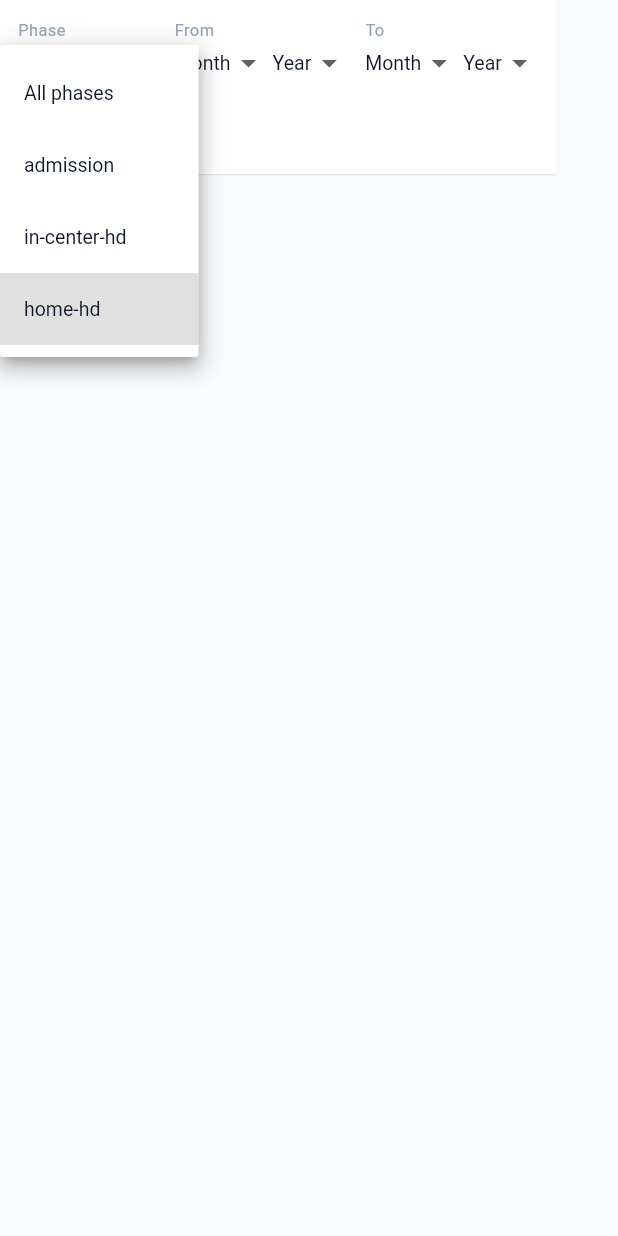
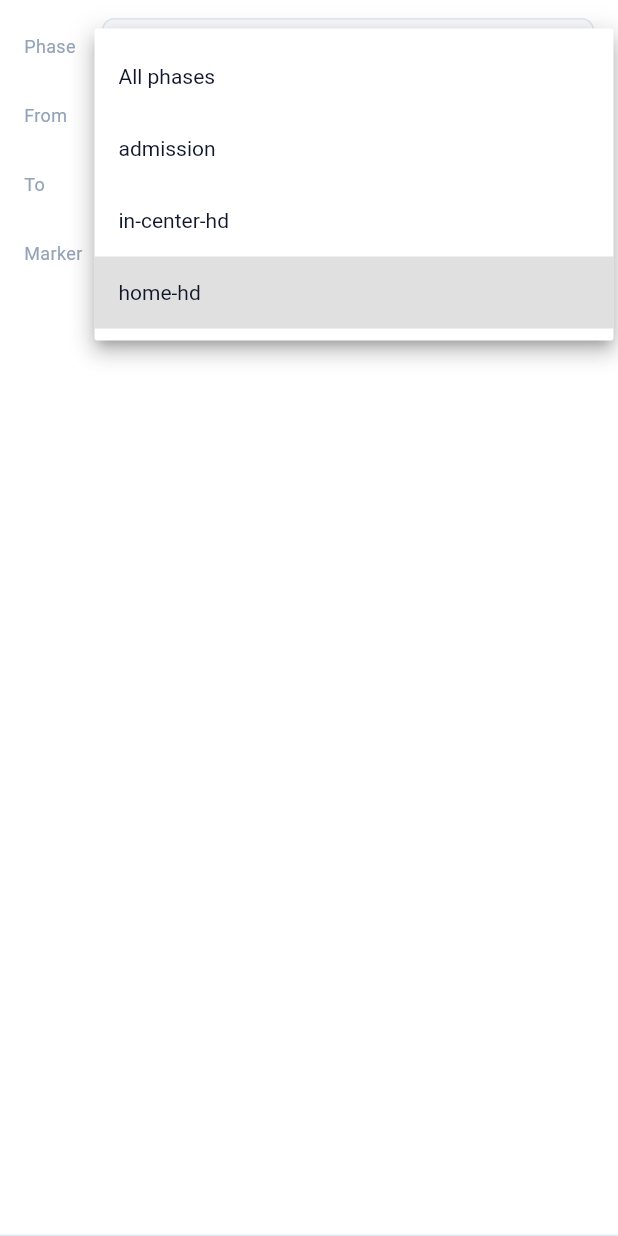
Before and after one commit to ntg2208/home-hemodialysis-tracker, a Flutter app: the FilterBar widget shown alone on an empty page, opened directly with empty values, after a tap on "home-hd", on a phone screen of 412 x 824 dp. Run offline on Flutter 3.47's test engine with Material 3 defaults, Android fonts, the phone set to English and light mode, and no system bars; our stand-ins replace cloud_firestore, dio, firebase_auth, firebase_core, fl_chart, flutter_local_notifications and 7 more; accounts and stored records are empty; network calls fail.

Commit message:
Flutter: align Blood Tests filter bar + default From/To to data range
- FilterBar redesigned to aligned label-rows (Phase / From / To / Marker each on
  its own row, labels in a fixed left column, boxed dropdowns at consistent
  height) — fixes the cramped/misaligned Wrap layout.
- Blood Tests now defaults the From/To range to the actual span of the loaded
  rows (the 6-month default window) instead of blank Month/Year, set once on
  first load.

34/34 tests pass, analyze clean, web build OK.

Co-Authored-By: Claude Opus 4.8 <noreply@anthropic.com>

```diff
--- a/flutter/lib/features/blood_tests/blood_tests_screen.dart
+++ b/flutter/lib/features/blood_tests/blood_tests_screen.dart
@@ -53,7 +53,7 @@ class _BloodTestsScreenState extends ConsumerState<BloodTestsScreen> {
         _lastSynced = cache.lastSynced;
         _status = _Status.ready;
         _refreshing = true;
-        _initFilterMarker();
+        _initFilterDefaults();
       });
       _revalidate(defaultFrom);
       return;
@@ -69,7 +69,7 @@ class _BloodTestsScreenState extends ConsumerState<BloodTestsScreen> {
         _coveredFrom = defaultFrom;
         _lastSynced = now;
         _status = _Status.ready;
-        _initFilterMarker();
+        _initFilterDefaults();
       });
     } catch (e) {
       if (mounted) {
@@ -81,10 +81,16 @@ class _BloodTestsScreenState extends ConsumerState<BloodTestsScreen> {
     }
   }
 
-  void _initFilterMarker() {
+  /// On first data load, default the marker to the first one and the From/To
+  /// range to the actual span of the loaded rows (the default 6-month window).
+  void _initFilterDefaults() {
     if (_filter.marker.isEmpty) {
       final markers = _markers();
       if (markers.isNotEmpty) _filter = _filter.copyWith(marker: markers.first);
+    }
+    if (_filter.from.isEmpty && _filter.to.isEmpty && _rows.isNotEmpty) {
+      final months = _rows.map((r) => r.datetime.substring(0, 7)).toList()..sort();
+      _filter = _filter.copyWith(from: months.first, to: months.last);
     }
   }
 
@@ -107,7 +113,7 @@ class _BloodTestsScreenState extends ConsumerState<BloodTestsScreen> {
         _coveredFrom = coveredFrom;
         _lastSynced = now;
         _refreshing = false;
-        _initFilterMarker();
+        _initFilterDefaults();
       });
     } catch (e) {
       if (mounted) {
--- a/flutter/lib/features/blood_tests/widgets/filter_bar.dart
+++ b/flutter/lib/features/blood_tests/widgets/filter_bar.dart
@@ -46,7 +46,7 @@ class FilterBar extends StatelessWidget {
   final ValueChanged<FilterState> onChange;
 
   String _bound(String year, String month) =>
-      year.isEmpty ? '' : (month.isEmpty ? '' : '$year-$month');
+      year.isEmpty || month.isEmpty ? '' : '$year-$month';
 
   @override
   Widget build(BuildContext context) {
@@ -57,17 +57,14 @@ class FilterBar extends StatelessWidget {
     final toMonth = filter.to.length >= 7 ? filter.to.substring(5, 7) : '';
 
     return Container(
-      padding: const EdgeInsets.all(12),
+      padding: const EdgeInsets.symmetric(horizontal: 16, vertical: 12),
       decoration: BoxDecoration(
         color: t.panel,
         border: Border(bottom: BorderSide(color: t.border)),
       ),
-      child: Wrap(
-        spacing: 12,
-        runSpacing: 8,
-        crossAxisAlignment: WrapCrossAlignment.end,
+      child: Column(
         children: [
-          _labeled(t, 'Phase', _dropdown<String>(
+          _row(t, 'Phase', _field(t, _dropdown<String>(
             t,
             value: filter.phases.isEmpty ? 'all' : filter.phases.first,
             items: [
@@ -76,60 +73,47 @@ class FilterBar extends StatelessWidget {
             ],
             onChanged: (v) => onChange(filter.copyWith(
                 phases: (v == null || v == 'all') ? const [] : [v])),
-          )),
-          _labeled(t, 'From', Row(mainAxisSize: MainAxisSize.min, children: [
-            _monthDropdown(t, fromMonth,
-                (m) => onChange(filter.copyWith(from: _bound(fromYear, m)))),
-            const SizedBox(width: 4),
-            _yearDropdown(t, fromYear,
-                (y) => onChange(filter.copyWith(from: _bound(y, fromMonth)))),
-          ])),
-          _labeled(t, 'To', Row(mainAxisSize: MainAxisSize.min, children: [
-            _monthDropdown(t, toMonth,
-                (m) => onChange(filter.copyWith(to: _bound(toYear, m)))),
-            const SizedBox(width: 4),
-            _yearDropdown(t, toYear,
-                (y) => onChange(filter.copyWith(to: _bound(y, toMonth)))),
-          ])),
-          _labeled(t, 'Marker', _dropdown<String>(
+          ))),
+          const SizedBox(height: 8),
+          _row(t, 'From', _monthYear(t, fromMonth, fromYear,
+              (m) => onChange(filter.copyWith(from: _bound(fromYear, m))),
+              (y) => onChange(filter.copyWith(from: _bound(y, fromMonth))))),
+          const SizedBox(height: 8),
+          _row(t, 'To', _monthYear(t, toMonth, toYear,
+              (m) => onChange(filter.copyWith(to: _bound(toYear, m))),
+              (y) => onChange(filter.copyWith(to: _bound(y, toMonth))))),
+          const SizedBox(height: 8),
+          _row(t, 'Marker', _field(t, _dropdown<String>(
             t,
             value: markers.contains(filter.marker) ? filter.marker : null,
             items: markers
                 .map((m) => DropdownMenuItem(value: m, child: Text(m)))
                 .toList(),
             onChanged: (v) => v == null ? null : onChange(filter.copyWith(marker: v)),
-          )),
+          ))),
         ],
       ),
     );
   }
 
-  Widget _labeled(HdTokens t, String label, Widget child) => Column(
-        crossAxisAlignment: CrossAxisAlignment.start,
-        mainAxisSize: MainAxisSize.min,
+  /// A label fixed on the left, the control filling the rest — keeps every row's
+  /// controls left-aligned to the same column.
+  Widget _row(HdTokens t, String label, Widget control) => Row(
         children: [
-          Text(label, style: TextStyle(fontSize: 11, color: t.textMuted)),
-          const SizedBox(height: 2),
-          child,
+          SizedBox(
+            width: 52,
+            child: Text(label,
+                style: TextStyle(fontSize: 12, color: t.textMuted)),
+          ),
+          Expanded(child: control),
         ],
       );
 
-  Widget _dropdown<T>(HdTokens t,
-          {required T? value,
-          required List<DropdownMenuItem<T>> items,
-          required ValueChanged<T?> onChanged}) =>
-      DropdownButton<T>(
-        value: value,
-        items: items,
-        onChanged: onChanged,
-        isDense: true,
-        dropdownColor: t.panel,
-        style: TextStyle(fontSize: 13, color: t.textPrimary),
-        underline: const SizedBox.shrink(),
-      );
-
-  Widget _monthDropdown(HdTokens t, String month, ValueChanged<String> onChanged) =>
-      _dropdown<String>(
+  Widget _monthYear(HdTokens t, String month, String year,
+          ValueChanged<String> onMonth, ValueChanged<String> onYear) =>
+      Row(children: [
+        Expanded(
+          child: _field(t, _dropdown<String>(
             t,
             value: month.isEmpty ? '' : month,
             items: [
@@ -137,18 +121,50 @@ class FilterBar extends StatelessWidget {
               ..._months.map((m) =>
                   DropdownMenuItem(value: m.$1, child: Text(m.$2))),
             ],
-        onChanged: (v) => onChanged(v ?? ''),
-      );
-
-  Widget _yearDropdown(HdTokens t, String year, ValueChanged<String> onChanged) =>
-      _dropdown<String>(
+            onChanged: (v) => onMonth(v ?? ''),
+          )),
+        ),
+        const SizedBox(width: 8),
+        Expanded(
+          child: _field(t, _dropdown<String>(
             t,
             value: year.isEmpty ? '' : year,
             items: [
               const DropdownMenuItem(value: '', child: Text('Year')),
-          ...years.map((y) =>
-              DropdownMenuItem(value: '$y', child: Text('$y'))),
+              ...years.map((y) => DropdownMenuItem(value: '$y', child: Text('$y'))),
             ],
-        onChanged: (v) => onChanged(v ?? ''),
+            onChanged: (v) => onYear(v ?? ''),
+          )),
+        ),
+      ]);
+
+  /// Boxed container so each dropdown has a consistent height/outline.
+  Widget _field(HdTokens t, Widget child) => Container(
+        height: 38,
+        padding: const EdgeInsets.symmetric(horizontal: 10),
+        decoration: BoxDecoration(
+          color: t.bg,
+          border: Border.all(color: t.border),
+          borderRadius: BorderRadius.circular(8),
+        ),
+        alignment: Alignment.centerLeft,
+        child: child,
+      );
+
+  Widget _dropdown<T>(HdTokens t,
+          {required T? value,
+          required List<DropdownMenuItem<T>> items,
+          required ValueChanged<T?> onChanged}) =>
+      DropdownButtonHideUnderline(
+        child: DropdownButton<T>(
+          value: value,
+          items: items,
+          onChanged: onChanged,
+          isDense: true,
+          isExpanded: true,
+          dropdownColor: t.panel,
+          iconEnabledColor: t.textMuted,
+          style: TextStyle(fontSize: 14, color: t.textPrimary),
+        ),
       );
 }
```
Lines whose indentation alone changed are shown as unchanged.
